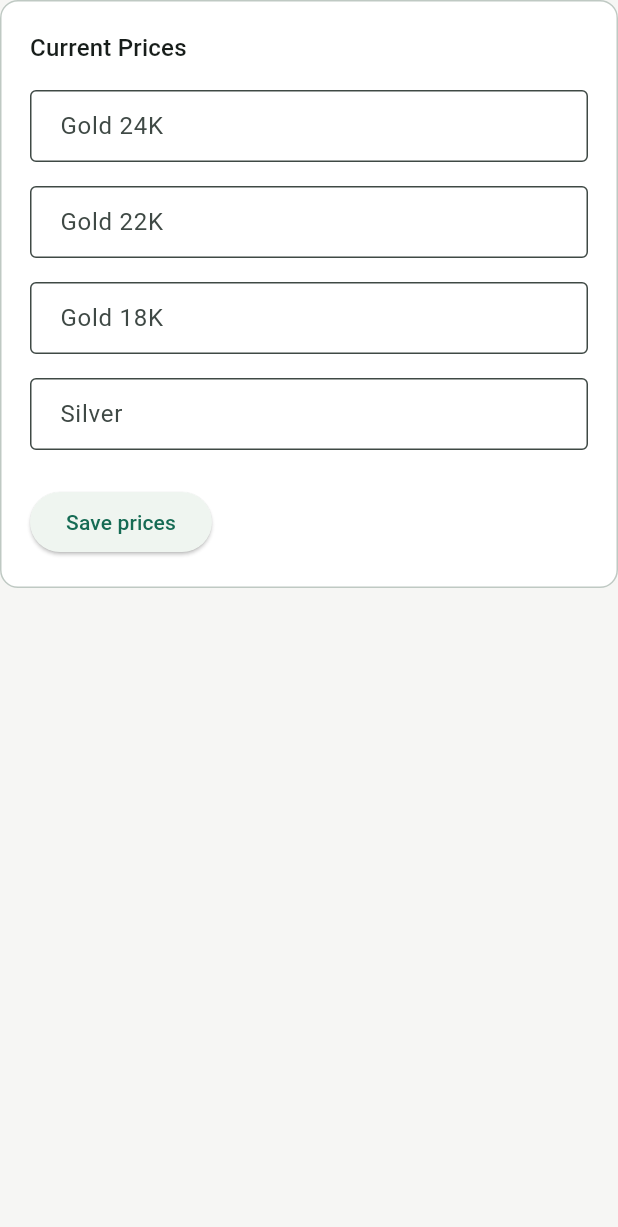
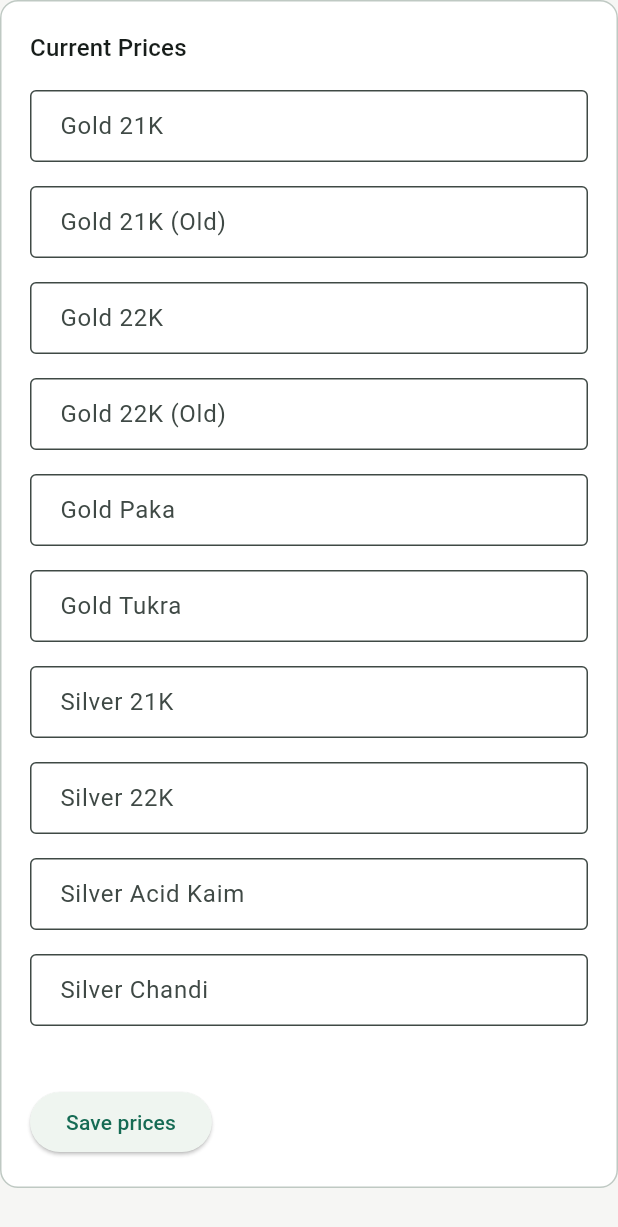
Before and after one commit to Rihabz1/swarnakar_admin, a Flutter app: the PricesPage widget shown alone on an empty page, opened directly, on a phone screen of 412 x 824 dp. Shown: the top 1227 px of the screen. Run offline on Flutter 3.47's test engine with Material 3 defaults, Android fonts, the phone set to English and light mode, and no system bars; our stand-ins replace cloud_firestore, firebase_auth, firebase_core, flutter_riverpod, go_router; accounts and stored records are empty; statements that could not run were skipped.

Commit message:
latest price page updated

```diff
--- a/lib/features/prices/prices_page.dart
+++ b/lib/features/prices/prices_page.dart
@@ -21,14 +21,35 @@ class PricesPage extends ConsumerStatefulWidget {
 
 class _PricesPageState extends ConsumerState<PricesPage> {
   final _formKey = GlobalKey<FormState>();
-  final _gold24Controller = TextEditingController();
-  final _gold22Controller = TextEditingController();
-  final _gold18Controller = TextEditingController();
-  final _silverController = TextEditingController();
+  final Map<String, TextEditingController> _controllers = {
+    'gold_21k': TextEditingController(),
+    'gold_21k_old': TextEditingController(),
+    'gold_22k': TextEditingController(),
+    'gold_22k_old': TextEditingController(),
+    'gold_paka': TextEditingController(),
+    'gold_tukra': TextEditingController(),
+    'silver_21k': TextEditingController(),
+    'silver_22k': TextEditingController(),
+    'silver_acid_kaim': TextEditingController(),
+    'silver_chandi': TextEditingController(),
+  };
   late final ProviderSubscription<AsyncValue<Map<String, dynamic>?>>
       _pricesSubscription;
   bool _initialized = false;
   bool _saving = false;
+
+  final List<_PriceField> _fields = const [
+    _PriceField(keyName: 'gold_21k', label: 'Gold 21K'),
+    _PriceField(keyName: 'gold_21k_old', label: 'Gold 21K (Old)'),
+    _PriceField(keyName: 'gold_22k', label: 'Gold 22K'),
+    _PriceField(keyName: 'gold_22k_old', label: 'Gold 22K (Old)'),
+    _PriceField(keyName: 'gold_paka', label: 'Gold Paka'),
+    _PriceField(keyName: 'gold_tukra', label: 'Gold Tukra'),
+    _PriceField(keyName: 'silver_21k', label: 'Silver 21K'),
+    _PriceField(keyName: 'silver_22k', label: 'Silver 22K'),
+    _PriceField(keyName: 'silver_acid_kaim', label: 'Silver Acid Kaim'),
+    _PriceField(keyName: 'silver_chandi', label: 'Silver Chandi'),
+  ];
 
   @override
   void initState() {
@@ -40,10 +61,10 @@ class _PricesPageState extends ConsumerState<PricesPage> {
       }
       final data = next.value;
       if (data != null) {
-        _gold24Controller.text = _formatNumber(data['gold24k']);
-        _gold22Controller.text = _formatNumber(data['gold22k']);
-        _gold18Controller.text = _formatNumber(data['gold18k']);
-        _silverController.text = _formatNumber(data['silver']);
+        for (final field in _fields) {
+          _controllers[field.keyName]?.text =
+              _formatNumber(data[field.keyName]);
+        }
       }
       _initialized = true;
     });
@@ -52,10 +73,9 @@ class _PricesPageState extends ConsumerState<PricesPage> {
   @override
   void dispose() {
     _pricesSubscription.close();
-    _gold24Controller.dispose();
-    _gold22Controller.dispose();
-    _gold18Controller.dispose();
-    _silverController.dispose();
+    for (final controller in _controllers.values) {
+      controller.dispose();
+    }
     super.dispose();
   }
 
@@ -93,12 +113,14 @@ class _PricesPageState extends ConsumerState<PricesPage> {
     setState(() => _saving = true);
     try {
       final service = ref.read(adminFirestoreServiceProvider);
+      final data = <String, dynamic>{
+        for (final field in _fields)
+          field.keyName:
+              double.parse(_controllers[field.keyName]!.text.trim()),
+        'updatedAt': FieldValue.serverTimestamp(),
+      };
       await service.setDoc('prices', 'current', {
-        'gold24k': double.parse(_gold24Controller.text.trim()),
-        'gold22k': double.parse(_gold22Controller.text.trim()),
-        'gold18k': double.parse(_gold18Controller.text.trim()),
-        'silver': double.parse(_silverController.text.trim()),
-        'updatedAt': FieldValue.serverTimestamp(),
+        ...data,
       });
       if (!mounted) return;
       ScaffoldMessenger.of(context).showSnackBar(
@@ -136,41 +158,17 @@ class _PricesPageState extends ConsumerState<PricesPage> {
               key: _formKey,
               child: Column(
                 children: [
-                  TextFormField(
-                    controller: _gold24Controller,
-                    keyboardType: TextInputType.number,
-                    decoration: const InputDecoration(
-                      labelText: 'Gold 24K',
+                  for (final field in _fields) ...[
+                    TextFormField(
+                      controller: _controllers[field.keyName],
+                      keyboardType: TextInputType.number,
+                      decoration: InputDecoration(
+                        labelText: field.label,
+                      ),
+                      validator: _requiredNumber,
                     ),
-                    validator: _requiredNumber,
-                  ),
-                  const SizedBox(height: 16),
-                  TextFormField(
-                    controller: _gold22Controller,
-                    keyboardType: TextInputType.number,
-                    decoration: const InputDecoration(
-                      labelText: 'Gold 22K',
-                    ),
-                    validator: _requiredNumber,
-                  ),
-                  const SizedBox(height: 16),
-                  TextFormField(
-                    controller: _gold18Controller,
-                    keyboardType: TextInputType.number,
-                    decoration: const InputDecoration(
-                      labelText: 'Gold 18K',
-                    ),
-                    validator: _requiredNumber,
-                  ),
-                  const SizedBox(height: 16),
-                  TextFormField(
-                    controller: _silverController,
-                    keyboardType: TextInputType.number,
-                    decoration: const InputDecoration(
-                      labelText: 'Silver',
-                    ),
-                    validator: _requiredNumber,
-                  ),
+                    const SizedBox(height: 16),
+                  ],
                 ],
               ),
             ),
@@ -202,3 +200,10 @@ class _PricesPageState extends ConsumerState<PricesPage> {
     );
   }
 }
+
+class _PriceField {
+  const _PriceField({required this.keyName, required this.label});
+
+  final String keyName;
+  final String label;
+}
```
Also changed, not shown: lib/features/dashboard/dashboard_page.dart (+56 -6 lines).
